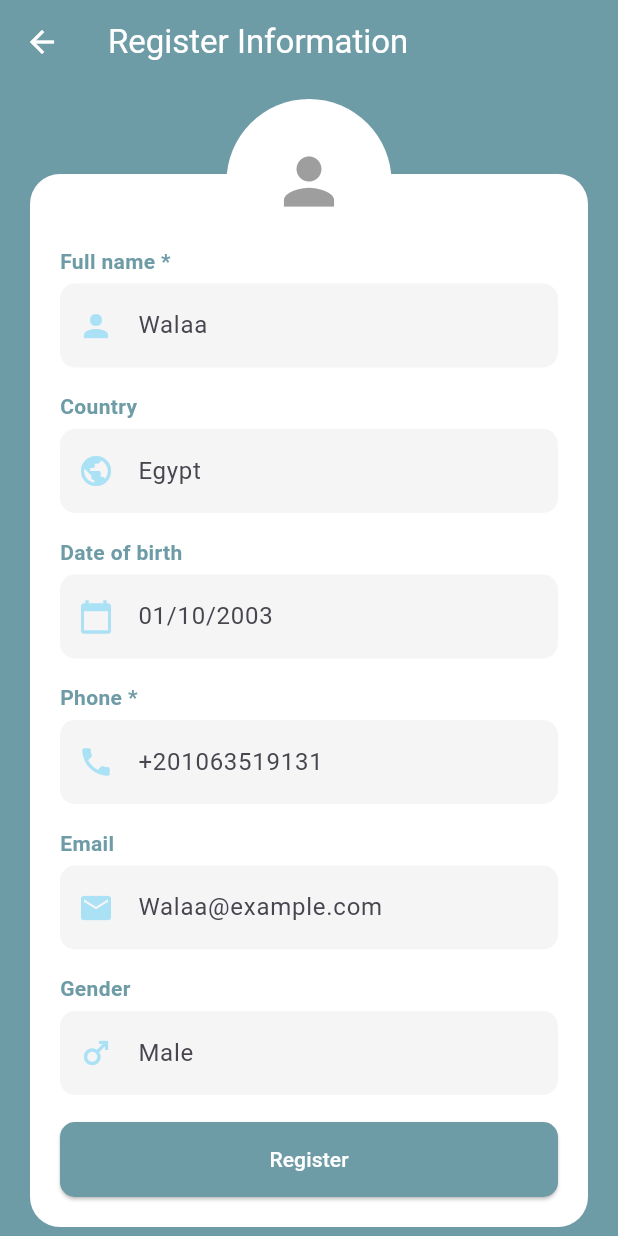
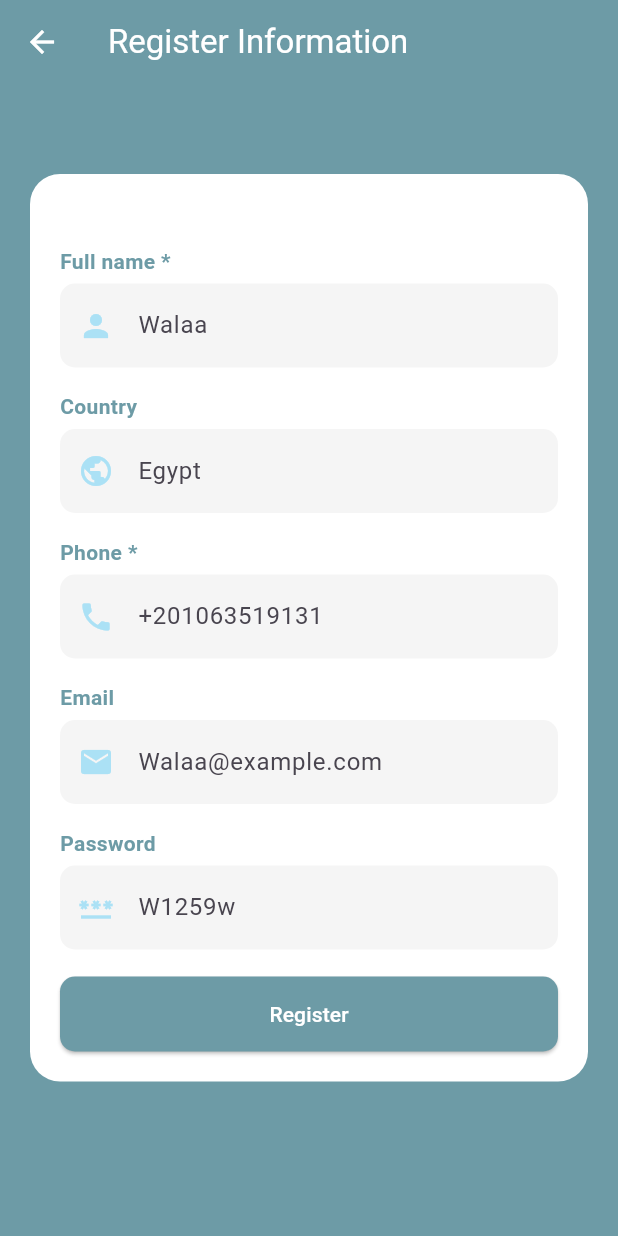
Before and after one commit to ISLAM2ADEL/skintelligent, a Flutter app: the Registerscreen screen opened by its route, on a phone screen of 412 x 824 dp. Run offline on Flutter 3.47's test engine with Material 3 defaults, Android fonts, the phone set to English and light mode, and no system bars; our stand-ins replace animated_text_kit, bloc, dio, flutter_bloc, font_awesome_flutter, get and 5 more; missing offline and left inert: mobile_scanner; accounts and stored records are empty.

Commit message:
walaa signup api

```diff
--- /dev/null
+++ b/lib/Helpers/KApi.dart
@@ -0,0 +1,5 @@
+class KApi {
+  static const baseUrl = "https://student.valuxapps.com/api/";
+  static const login = "login";
+  static const register = "register";
+}
--- /dev/null
+++ b/lib/Helpers/dio_helpers.dart
@@ -0,0 +1,75 @@
+import 'package:dio/dio.dart';
+import 'package:skintelligent/Helpers/KApi.dart';
+
+class DioHelpers {
+  //singelton // one object
+  static Dio? _dio;
+
+  DioHelpers._();
+
+  static void init() {
+    _dio = Dio(
+      BaseOptions(
+        baseUrl: KApi.baseUrl,
+        receiveTimeout: const Duration(
+          seconds: 60,
+        ),
+        headers: {
+          "lang": "en",
+          "Content-Type": "application/json",
+        },
+      ),
+    );
+  }
+
+  //Get
+  static Future<Response> getData({
+    required String path,
+    Map<String, dynamic>? queryParameters,
+  }) async {
+    final response = _dio!.get(path, queryParameters: queryParameters);
+    return response;
+  }
+
+  //Post
+  static Future<Response> postData({
+    required String path,
+    Map<String, dynamic>? queryParameters,
+    Map<String, dynamic>? body,
+  }) async {
+    final response = _dio!.post(
+      path,
+      queryParameters: queryParameters,
+      data: body,
+    );
+    return response;
+  }
+
+  //Put
+  static Future<Response> putData({
+    required String path,
+    Map<String, dynamic>? queryParameters,
+    Map<String, dynamic>? body,
+  }) async {
+    final response = _dio!.put(
+      path,
+      queryParameters: queryParameters,
+      data: body,
+    );
+    return response;
+  }
+
+  //Delete
+  static Future<Response> deleteData({
+    required String path,
+    Map<String, dynamic>? queryParameters,
+    Map<String, dynamic>? body,
+  }) async {
+    final response = _dio!.delete(
+      path,
+      queryParameters: queryParameters,
+      data: body,
+    );
+    return response;
+  }
+}
--- /dev/null
+++ b/lib/Helpers/hive_helpr.dart
@@ -0,0 +1,30 @@
+import 'package:hive/hive.dart';
+
+class HiveHelper {
+ // static const onboardingBox = "ONBOARDING_BOX";
+  static const token = "TOKEN";
+
+  /// Onboarding Box
+
+  // static void isFirstTime() async {
+  //   await Hive.box(onboardingBox).put(onboardingBox, true);
+  // }
+
+  // static bool checkOnboardingBox() {
+  //   if (Hive.box(onboardingBox).isEmpty) {
+  //     return false;
+  //   } else {
+  //     return true;
+  //   }
+  // }
+
+  static setToken(String tokenParam) {
+    Hive.box(token).put(token, tokenParam);
+  }
+
+  static String? getToken() {
+    if (Hive.box(token).isNotEmpty) {
+      return Hive.box(token).get(token);
+    }
+  }
+}
--- a/lib/screens/SignUpScreen/Cubit/cubit/signup_state.dart
+++ b/lib/screens/SignUpScreen/Cubit/cubit/signup_state.dart
@@ -4,7 +4,17 @@ part of 'signup_cubit.dart';
 sealed class SignupState {}
 
 final class SignupInitial extends SignupState {}
-final class SignupcubitImagePicked  extends SignupState {
+
+final class Signuploadingstate extends SignupState {}
+
+final class SignupSuccessState extends SignupState {}
+
+final class SignupFailureState extends SignupState {
+  final String error;
+  SignupFailureState(this.error);
+}
+
+final class SignupcubitImagePicked extends SignupState {
   final File image;
   SignupcubitImagePicked(this.image);
 }
--- a/lib/screens/SignUpScreen/RegisterWidgets.dart
+++ b/lib/screens/SignUpScreen/RegisterWidgets.dart
@@ -1,6 +1,7 @@
 import 'package:flutter/material.dart';
 
-Widget buildInputField(IconData icon, String label, String texthint) {
+Widget buildInputField(IconData icon, String label, String texthint,
+    {TextEditingController? controller}) {
   return Padding(
     padding: const EdgeInsets.symmetric(vertical: 8.0),
     child: SingleChildScrollView(
--- a/lib/screens/SignUpScreen/Registerscreen.dart
+++ b/lib/screens/SignUpScreen/Registerscreen.dart
@@ -1,18 +1,38 @@
 import 'package:flutter/material.dart';
 import 'package:flutter_bloc/flutter_bloc.dart';
+import 'package:get/get.dart';
+import 'package:get/get_core/src/get_main.dart';
 import 'package:skintelligent/screens/ChatbotScrean/cubit/chatbotcubit_cubit.dart';
+import 'package:skintelligent/screens/SignUpScreen/Cubit/cubit/signup_cubit.dart';
 import 'package:skintelligent/screens/SignUpScreen/RegisterWidgets.dart';
 
 class Registerscreen extends StatelessWidget {
   static const String id = 'Registerscreen';
+  final _emailController = TextEditingController();
+  final _passwordController = TextEditingController();
+  final _nameController = TextEditingController();
+  final _phoneController = TextEditingController();
+  final _addressController = TextEditingController();
   @override
   Widget build(BuildContext context) {
-    return Scaffold(
+    return BlocListener<SignupCubit, SignupState>(
+      listener: (context, state) {
+        // TODO: implement listener
+        if (state is SignupFailureState) {
+          Get.snackbar(
+            "Error",
+            state.error,
+            backgroundColor: Colors.red,
+            colorText: Colors.white,
+          );
+        }
+      },
+      child: Scaffold(
         backgroundColor: Color(0xFF6D9BA6),
         appBar: AppBar(
           backgroundColor: Color(0xFF6D9BA6),
-        title:
-            Text("Register Information", style: TextStyle(color: Colors.white)),
+          title: Text("Register Information",
+              style: TextStyle(color: Colors.white)),
           leading: IconButton(
             icon: Icon(Icons.arrow_back, color: Colors.white),
             onPressed: () => Navigator.pop(context),
@@ -28,7 +48,8 @@ class Registerscreen extends StatelessWidget {
                   children: [
                     Container(
                       margin: EdgeInsets.only(top: 50),
-                    padding: EdgeInsets.symmetric(vertical: 20, horizontal: 20),
+                      padding:
+                          EdgeInsets.symmetric(vertical: 20, horizontal: 20),
                       decoration: BoxDecoration(
                         color: Colors.white,
                         borderRadius: BorderRadius.circular(20),
@@ -37,20 +58,46 @@ class Registerscreen extends StatelessWidget {
                         crossAxisAlignment: CrossAxisAlignment.start,
                         children: [
                           SizedBox(height: 20),
-                        buildInputField(Icons.person, "Full name *", "Walaa"),
-                        buildInputField(Icons.public, "Country", "Egypt"),
-                        buildInputField(Icons.calendar_today, "Date of birth",
-                            "01/10/2003"),
                           buildInputField(
-                            Icons.phone, "Phone *", "+201063519131"),
+                            Icons.person,
+                            "Full name *",
+                            "Walaa",
+                            controller: _nameController,
+                          ),
+                          buildInputField(Icons.public, "Country", "Egypt",
+                              controller: _addressController),
+                          // buildInputField(Icons.calendar_today, "Date of birth",
+                          //     "01/10/2003"),
                           buildInputField(
-                            Icons.email, "Email", "Walaa@example.com"),
-                        buildInputField(Icons.male, "Gender", "Male"),
+                            Icons.phone,
+                            "Phone *",
+                            "+201063519131",
+                            controller: _phoneController,
+                          ),
+                          buildInputField(
+                              Icons.email, "Email", "Walaa@example.com",
+                              controller: _emailController),
+                          buildInputField(Icons.password, "Password", "W1259w",
+                              controller: _passwordController),
+                          // buildInputField(Icons.male, "Gender", "Male"),
                           SizedBox(height: 10),
+                          //------------------------------------------------------
+                          // Register Button
                           Container(
                             width: double.infinity,
-                          child: ElevatedButton(
-                            onPressed: () {},
+                            child: BlocBuilder<SignupCubit, SignupState>(
+                              builder: (context, state) {
+                                return ElevatedButton(
+                                  onPressed: () {
+                                    context.read<SignupCubit>().signUp(
+                                          email: _emailController.text,
+                                          password: _passwordController.text,
+                                          name: _nameController.text,
+                                          phone: _phoneController.text,
+                                          address: _addressController
+                                              .text, // Add the required address parameter
+                                        );
+                                  },
                                   style: ElevatedButton.styleFrom(
                                     backgroundColor: Color(0xFF6D9BA6),
                                     shape: RoundedRectangleBorder(
@@ -60,29 +107,32 @@ class Registerscreen extends StatelessWidget {
                                   ),
                                   child: Text("Register",
                                       style: TextStyle(color: Colors.white)),
+                                );
+                              },
                             ),
                           ),
                         ],
                       ),
                     ),
-                  BlocBuilder<ChatbotcubitCubit, ChatbotcubitState>(
-                    builder: (context, state) {
-                      return GestureDetector(
-                        onTap: () =>
-                            context.read<ChatbotcubitCubit>().pickImage(),
-                        child: CircleAvatar(
-                          radius: 55,
-                          backgroundColor: Colors.white,
-                          backgroundImage: state is ChatbotcubitImagePicked
-                              ? FileImage(state.image) as ImageProvider
-                              : null,
-                          child: state is! ChatbotcubitImagePicked
-                              ? Icon(Icons.person, size: 50, color: Colors.grey)
-                              : null,
-                        ),
-                      );
-                    },
-                  ),
+                    // BlocBuilder<ChatbotcubitCubit, ChatbotcubitState>(
+                    //   builder: (context, state) {
+                    //     return GestureDetector(
+                    //       onTap: () =>
+                    //           context.read<ChatbotcubitCubit>().pickImage(),
+                    //       child: CircleAvatar(
+                    //         radius: 55,
+                    //         backgroundColor: Colors.white,
+                    //         backgroundImage: state is ChatbotcubitImagePicked
+                    //             ? FileImage(state.image) as ImageProvider
+                    //             : null,
+                    //         child: state is! ChatbotcubitImagePicked
+                    //             ? Icon(Icons.person,
+                    //                 size: 50, color: Colors.grey)
+                    //             : null,
+                    //       ),
+                    //     );
+                    //   },
+                    // ),
                   ],
                 ),
                 SizedBox(height: 30),
@@ -90,6 +140,7 @@ class Registerscreen extends StatelessWidget {
             ),
           ),
         ),
+      ),
     );
   }
 }
--- a/pubspec.yaml
+++ b/pubspec.yaml
@@ -49,6 +49,7 @@ dependencies:
   dio: ^5.8.0+1
   image_picker: ^1.1.2
   google_fonts: ^6.2.1
+  hive: ^2.2.3
 
 
 dev_dependencies:
@@ -60,7 +61,7 @@ dev_dependencies:
   # activated in the `analysis_options.yaml` file located at the root of your
   # package. See that file for information about deactivating specific lint
   # rules and activating additional ones.
-  flutter_lints: ^4.0.0
+  flutter_lints: ^5.0.0
 
 # For information on the generic Dart part of this file, see the
 # following page: https://dart.dev/tools/pub/pubspec
```
Also changed, not shown: lib/screens/SignUpScreen/Cubit/cubit/signup_cubit.dart (+40 -0 lines), lib/screens/SignUpScreen/Model/RegisterModel.dart (added, +46 -0 lines), pubspec.lock, 125 other files. Lines whose indentation alone changed are shown as unchanged.
